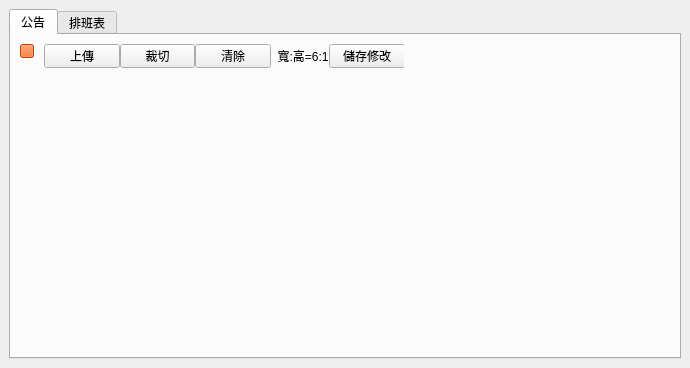
roger0816/Adb, file src/AdbClient/StageHomePage.ui: the form before one commit.
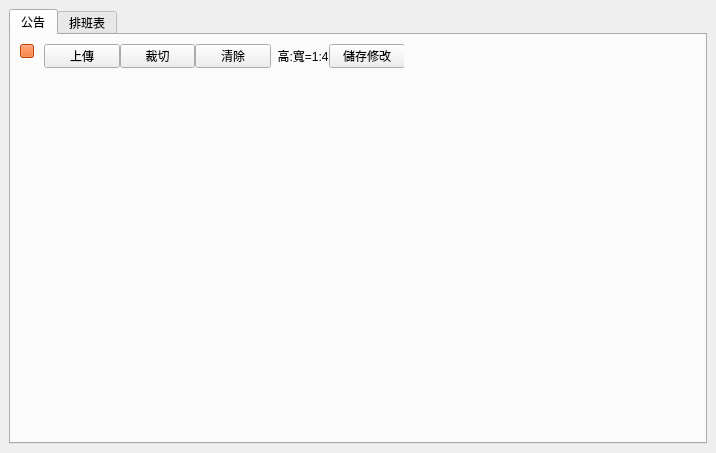
The form after the commit. Custom widgets are drawn as their Qt base class.

What changed in the file:
```diff
--- a/src/AdbClient/StageHomePage.ui
+++ b/src/AdbClient/StageHomePage.ui
@@ -6,8 +6,8 @@
    <rect>
     <x>0</x>
     <y>0</y>
-    <width>690</width>
-    <height>368</height>
+    <width>716</width>
+    <height>453</height>
    </rect>
   </property>
   <property name="windowTitle">
@@ -47,13 +47,13 @@
             <property name="minimumSize">
              <size>
               <width>0</width>
-              <height>200</height>
+              <height>300</height>
              </size>
             </property>
             <property name="maximumSize">
              <size>
               <width>1200</width>
-              <height>200</height>
+              <height>300</height>
              </size>
             </property>
             <widget class="QWidget" name="wFn" native="true">
@@ -132,7 +132,7 @@
               <item>
                <widget class="QLabel" name="label">
                 <property name="text">
-                 <string>  寬:高=6:1</string>
+                 <string>  高:寬=1:4</string>
                 </property>
                </widget>
               </item>
```
